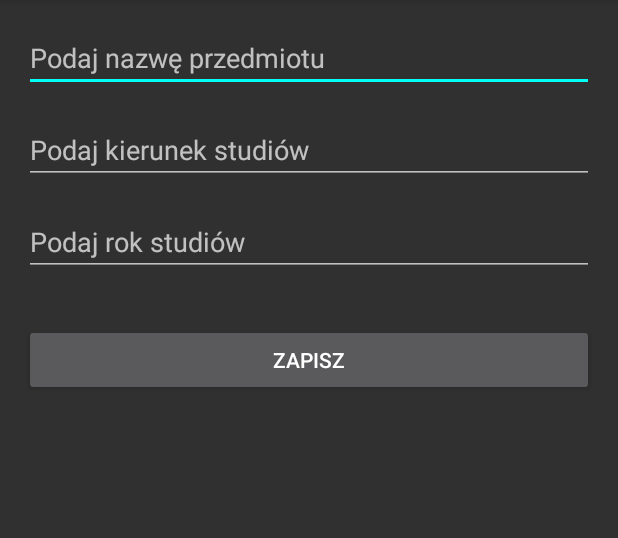
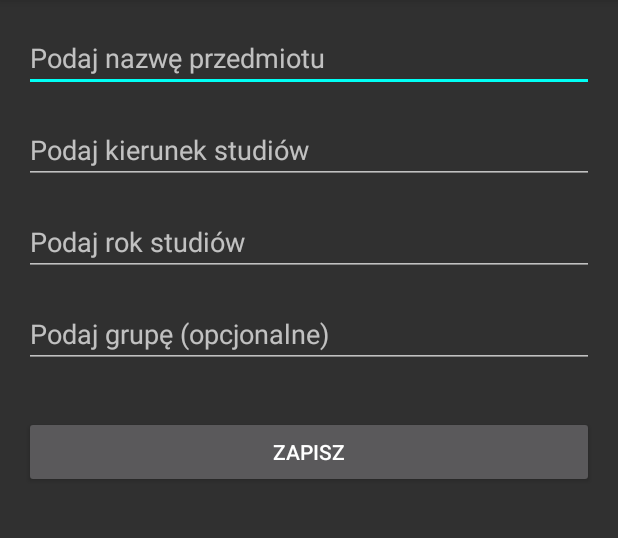
Before and after one commit to wmi-students/wmi-timetable-android, an Android app: the SpecialFilterActivity screen opened directly, with no data from a screen before it, on a phone screen of 412 x 824 dp, the part 84-622 px from its top. Run offline under Robolectric (Android 15) with nearby library versions, the phone set to English and light mode, and no system bars; our stand-ins replace ButterKnife.

Commit message:
Add group in special filters and fix long study layout.

```diff
--- a/app/src/main/java/pl/edu/amu/wmi/wmitimetable/SpecialFilterActivity.java
+++ b/app/src/main/java/pl/edu/amu/wmi/wmitimetable/SpecialFilterActivity.java
@@ -9,6 +9,8 @@ import android.widget.EditText;
 
 import org.w3c.dom.Text;
 
+import butterknife.BindView;
+import butterknife.ButterKnife;
 import pl.edu.amu.wmi.wmitimetable.model.SpecialFilter;
 import pl.edu.amu.wmi.wmitimetable.service.DataService;
 
@@ -17,9 +19,19 @@ public class SpecialFilterActivity extends AppCompatActivity {
     public final static String SPECIAL_FILTER_PARAM_NAME = "special_filter_param";
 
     DataService dataService;
+
+    @BindView(R.id.edit_subject)
     EditText editSubject;
+
+    @BindView(R.id.edit_study)
     EditText editStudy;
+
+    @BindView(R.id.edit_year)
     EditText editYear;
+
+    @BindView(R.id.edit_group)
+    EditText editGroup;
+
     SpecialFilter specialFilter;
 
     @Override
@@ -28,12 +40,10 @@ public class SpecialFilterActivity extends AppCompatActivity {
         setContentView(R.layout.activity_filter);
         getSupportActionBar().setDisplayHomeAsUpEnabled(true);
 
+        ButterKnife.bind(this);
+
         specialFilter = (SpecialFilter) getIntent().getSerializableExtra(SPECIAL_FILTER_PARAM_NAME);
-
         dataService = new DataService(this);
-        editSubject = (EditText)findViewById(R.id.edit_subject);
-        editStudy = (EditText)findViewById(R.id.edit_study);
-        editYear = (EditText)findViewById(R.id.edit_year);
 
         loadData();
     }
@@ -44,6 +54,7 @@ public class SpecialFilterActivity extends AppCompatActivity {
         editSubject.setText(specialFilter.getSubject());
         editStudy.setText(specialFilter.getStudy());
         editYear.setText(specialFilter.getYear());
+        editGroup.setText(specialFilter.getGroup());
     }
 
     @Override
@@ -67,8 +78,7 @@ public class SpecialFilterActivity extends AppCompatActivity {
         String subject = editSubject.getText().toString();
         String study = editStudy.getText().toString();
         String year = editYear.getText().toString();
-
-        //specialFilter = dataService.findOrAdd(subject, study, year);
+        String group = editGroup.getText().toString();
 
         if(specialFilter == null){
             specialFilter = new SpecialFilter();
@@ -81,6 +91,7 @@ public class SpecialFilterActivity extends AppCompatActivity {
         specialFilter.setSubject(subject);
         specialFilter.setStudy(study);
         specialFilter.setYear(year);
+        specialFilter.setGroup(group);
 
         dataService.saveSpecialFilters();
 
--- a/app/src/main/java/pl/edu/amu/wmi/wmitimetable/adapter/SpecialFiltersAdapter.java
+++ b/app/src/main/java/pl/edu/amu/wmi/wmitimetable/adapter/SpecialFiltersAdapter.java
@@ -59,6 +59,9 @@ public class SpecialFiltersAdapter extends ArrayAdapter<SpecialFilter> {
         TextView textYear = (TextView) view.findViewById(R.id.year);
         textYear.setText(specialFilter.getYear());
 
+        TextView textGroup = (TextView) view.findViewById(R.id.group);
+        textGroup.setText(specialFilter.getGroup());
+
         return view;
     }
 }
--- a/app/src/main/java/pl/edu/amu/wmi/wmitimetable/service/DataService.java
+++ b/app/src/main/java/pl/edu/amu/wmi/wmitimetable/service/DataService.java
@@ -184,7 +184,14 @@ public class DataService {
                     specialFilter.getStudy().equals(schedule.getStudy())  &&
                     specialFilter.getYear().equals(schedule.getYear())
                     ){
-                return true;
+                // optional group
+                if(specialFilter.getGroup()== null ) {
+                    return  true;
+                }
+
+                if (schedule.getGroup().contains("WA") || schedule.getGroup().toLowerCase().equals(specialFilter.getGroup().toLowerCase())) {
+                    return true;
+                }
             }
         }
 
--- a/app/src/main/res/layout/activity_filter.xml
+++ b/app/src/main/res/layout/activity_filter.xml
@@ -47,13 +47,25 @@
         android:id="@+id/edit_year"
         android:hint="Podaj rok studiów" />
 
+    <EditText
+        android:layout_width="match_parent"
+        android:layout_height="wrap_content"
+        android:inputType="textPersonName"
+        android:ems="10"
+        android:layout_below="@+id/edit_year"
+        android:layout_alignParentLeft="true"
+        android:layout_alignParentStart="true"
+        android:layout_marginTop="16dp"
+        android:id="@+id/edit_group"
+        android:hint="Podaj grupę (opcjonalne)" />
+
     <Button
         android:text="Zapisz"
         android:layout_width="match_parent"
         android:layout_height="wrap_content"
         android:layout_marginTop="32dp"
         android:id="@+id/button_save"
-        android:layout_below="@+id/edit_year"
+        android:layout_below="@+id/edit_group"
         android:layout_alignParentLeft="true"
         android:layout_alignParentStart="true"
         android:onClick="buttonSaveClicked" />
--- a/build.gradle
+++ b/build.gradle
@@ -5,7 +5,7 @@ buildscript {
         jcenter()
     }
     dependencies {
-        classpath 'com.android.tools.build:gradle:2.2.3'
+        classpath 'com.android.tools.build:gradle:2.3.1'
 
         // NOTE: Do not place your application dependencies here; they belong
         // in the individual module build.gradle files
```
Also changed, not shown: app/build.gradle (+8 -6 lines), app/src/main/java/pl/edu/amu/wmi/wmitimetable/model/SpecialFilter.java (+1 -10 lines), app/src/main/res/layout/activity_main.xml (+6 -2 lines), app/src/main/res/layout/special_filter_item.xml (+8 -0 lines), gradle/wrapper/gradle-wrapper.properties.
